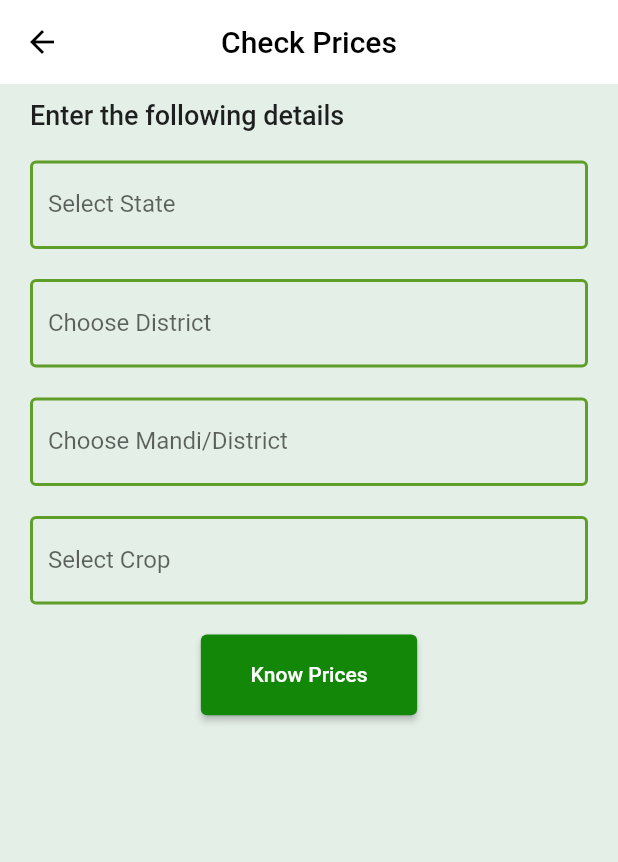
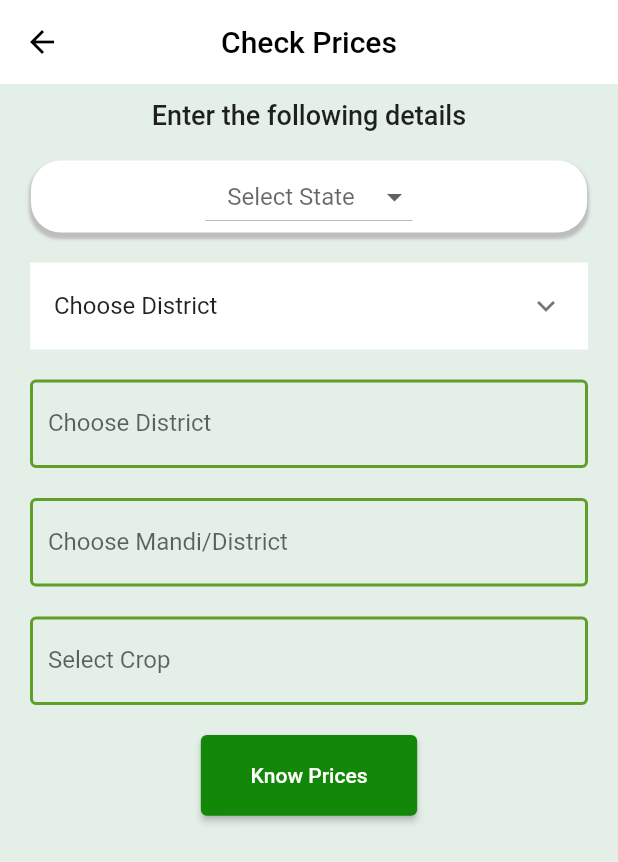
Before and after one commit to abhi2718/AgriChikitsa_Frontend, a Flutter app: the CheckPricesScreen screen opened by its route, on a phone screen of 412 x 824 dp. Shown: the top 862 px of the screen. Run offline on Flutter 3.47's test engine with Material 2 defaults, Android fonts, the phone set to English and light mode, and no system bars; our stand-ins replace animated_text_kit, another_flushbar, cached_network_image, chat_bubbles, firebase_auth, firebase_core and 11 more; missing offline and left inert: jumping_dot; accounts and stored records are empty; generated files the repository leaves out were written again.

Commit message:
UI Fields for check prices

```diff
--- a/lib/screens/tab.screens/hometab.screen/checkPrices.screen/checkPricesViewModel.dart
+++ b/lib/screens/tab.screens/hometab.screen/checkPrices.screen/checkPricesViewModel.dart
@@ -6,12 +6,34 @@ import '../../../../utils/utils.dart';
 
 class CheckPricesModel with ChangeNotifier {
   final _checkPricesRepository = CheckPricesRepository();
+  dynamic stateList = [
+    "Punjab",
+    "Himachal Pradesh",
+    "Uttar Pradesh",
+    "Kerala",
+    "Rajasthan",
+    "Nagaland",
+    "Odisha",
+    "Uttrakhand",
+    "Telangana",
+    "Gujarat",
+    "Tripura",
+    "Haryana",
+    "Meghalaya"
+  ];
+
+  var selectedState = "";
   void goToPricesScreen(BuildContext context) {
     Navigator.of(context).pushNamed(RouteName.pricesScreenRoute);
   }
 
   void goBack(BuildContext context) {
     Navigator.pop(context);
+  }
+
+  void setSelectedState(String value) {
+    selectedState = value;
+    notifyListeners();
   }
 
   void fetchPrices(BuildContext context) async {
--- a/lib/screens/tab.screens/hometab.screen/checkPrices.screen/checkprices.dart
+++ b/lib/screens/tab.screens/hometab.screen/checkPrices.screen/checkprices.dart
@@ -38,7 +38,7 @@ class CheckPricesScreen extends HookWidget {
         child: Padding(
           padding: const EdgeInsets.symmetric(horizontal: 20, vertical: 10),
           child: Column(
-            crossAxisAlignment: CrossAxisAlignment.start,
+            crossAxisAlignment: CrossAxisAlignment.center,
             children: [
               const BaseText(
                   title: "Enter the following details",
@@ -46,24 +46,58 @@ class CheckPricesScreen extends HookWidget {
               const SizedBox(
                 height: 20,
               ),
-              TextField(
-                decoration: const InputDecoration(
-                  hoverColor: Colors.black,
-                  labelText: "Select State",
-                  border: OutlineInputBorder(),
-                  enabledBorder: OutlineInputBorder(
-                    borderSide:
-                        BorderSide(color: AppColor.darkColor, width: 2.0),
+              Consumer<CheckPricesModel>(builder: (context, provider, child) {
+                return Container(
+                  width: dimension['width']! * 0.90,
+                  decoration: BoxDecoration(
+                      boxShadow: [
+                        BoxShadow(
+                            color: Colors.grey[400]!,
+                            blurRadius: 1.0,
+                            spreadRadius: 1,
+                            offset: Offset(0, 3))
+                      ],
+                      color: Colors.white,
+                      borderRadius: BorderRadius.circular(20)),
+                  child: Center(
+                    child: Padding(
+                      padding: const EdgeInsets.only(left: 30, right: 30),
+                      child: DropdownButton(
+                          hint: Text("Select State"),
+                          value: provider.selectedState.isEmpty
+                              ? null
+                              : useViewModel.selectedState,
+                          alignment: AlignmentDirectional.center,
+                          items: provider.stateList
+                              .map<DropdownMenuItem<String>>((String value) {
+                            return DropdownMenuItem<String>(
+                              value: value,
+                              child: Text(
+                                value,
+                                style: TextStyle(fontSize: 14),
+                              ),
+                            );
+                          }).toList(),
+                          onChanged: (value) {
+                            provider.setSelectedState(value!);
+                          }),
+                    ),
                   ),
-                ),
-                keyboardType: TextInputType.name,
-                onChanged: (value) {},
-                onTapOutside: (_) =>
-                    FocusManager.instance.primaryFocus?.unfocus(),
-                onSubmitted: (_) {
-                  FocusManager.instance.primaryFocus?.unfocus();
-                },
-                onEditingComplete: () {},
+                );
+              }),
+              const SizedBox(
+                height: 20,
+              ),
+              const ExpansionTile(
+                initiallyExpanded: false,
+                title: Text("Choose District"),
+                collapsedBackgroundColor: Colors.white,
+                backgroundColor: Colors.white,
+                children: [
+                  ListTile(
+                    title: Text("Aya Nagar"),
+                  )
+                ],
               ),
               const SizedBox(
                 height: 20,
```
Also changed, not shown: desiredFileName.dart (added, +65 -0 lines).
